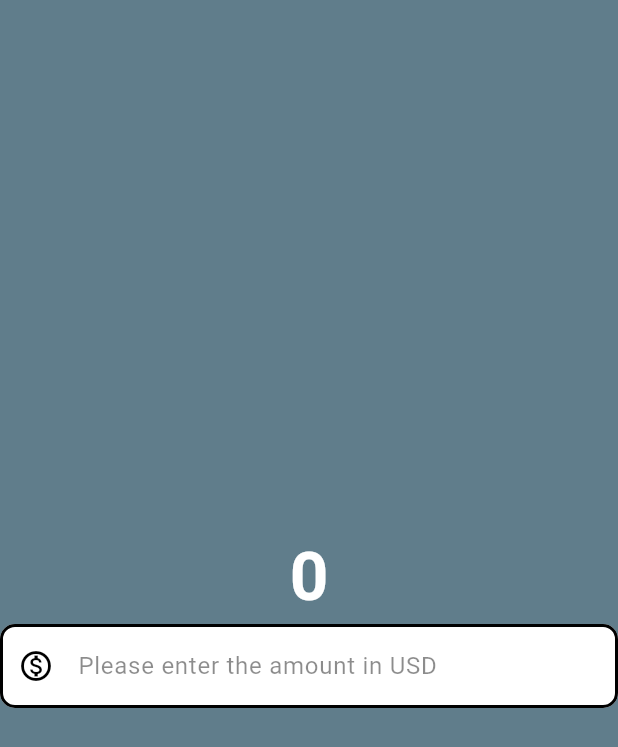
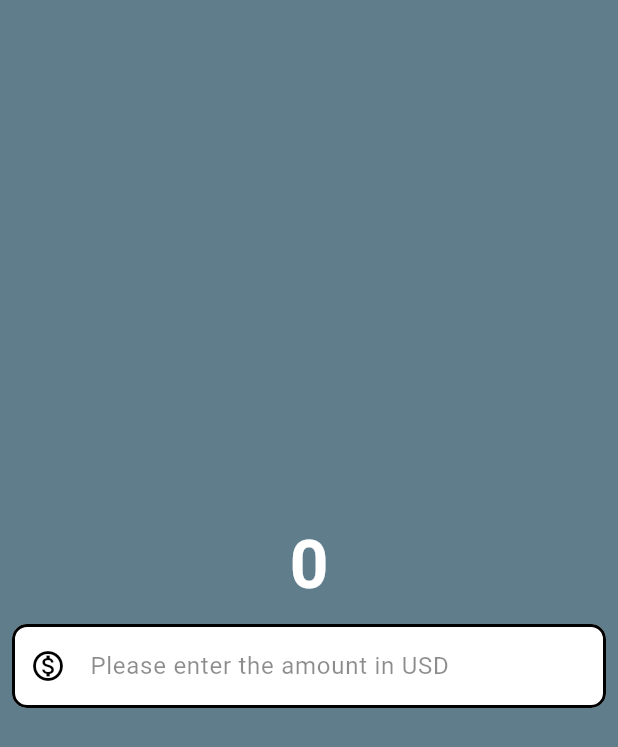
Before and after one commit to adityaashinde/Currency-Converter-App, a Flutter app: the screen it shows after launch, on a phone screen of 412 x 824 dp. Shown: the top 747 px of the screen. Run offline on Flutter 3.47's test engine with Material 3 defaults, Android fonts, the phone set to English and light mode, and no system bars.

Commit message:
Padding, container

```diff
--- a/lib/cc_material_page.dart
+++ b/lib/cc_material_page.dart
@@ -1,5 +1,3 @@
-import 'dart:html';
-
 import 'package:flutter/material.dart';
 
 class CurrencyConverterMaterialPage extends StatelessWidget {
@@ -29,7 +27,11 @@ class CurrencyConverterMaterialPage extends StatelessWidget {
                 color: Colors.white,
               ),
             ),
-            TextField(
+            // Padding
+            // container
+            Padding(
+              padding: const EdgeInsets.all(8.0),
+              child: TextField(
                 style: const TextStyle(color: Colors.black),
                 decoration: InputDecoration(
                   hintText: "Please enter the amount in USD",
@@ -47,6 +49,7 @@ class CurrencyConverterMaterialPage extends StatelessWidget {
                   decimal: true,
                 ),
               ),
+            ),
           ],
         ),
       ),
```
Lines whose indentation alone changed are shown as unchanged.
